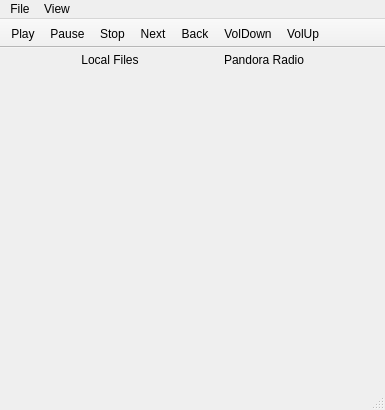
lumina-desktop/lumina, file src-qt5/desktop-utils/lumina-mediaplayer/mainUI.ui: the form before one commit.
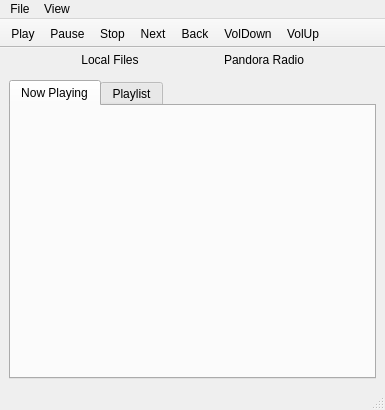
The form after the commit. The open tabs and pages were chosen to show the change. Icons and pictures are not drawn.

Commit message: Start prepping the "local" side of lumina-mediaplayer.

```diff
--- a/src-qt5/desktop-utils/lumina-mediaplayer/mainUI.ui
+++ b/src-qt5/desktop-utils/lumina-mediaplayer/mainUI.ui
@@ -83,7 +83,27 @@
       <property name="currentIndex">
        <number>1</number>
       </property>
-      <widget class="QWidget" name="page_local"/>
+      <widget class="QWidget" name="page_local">
+       <layout class="QVBoxLayout" name="verticalLayout_6">
+        <item>
+         <widget class="QTabWidget" name="tabWidget">
+          <property name="currentIndex">
+           <number>0</number>
+          </property>
+          <widget class="QWidget" name="tab_local_playing">
+           <attribute name="title">
+            <string>Now Playing</string>
+           </attribute>
+          </widget>
+          <widget class="QWidget" name="tab_local_playlist">
+           <attribute name="title">
+            <string>Playlist</string>
+           </attribute>
+          </widget>
+         </widget>
+        </item>
+       </layout>
+      </widget>
       <widget class="QWidget" name="page_pandora">
        <layout class="QVBoxLayout" name="verticalLayout_2">
         <item>
```
Left out of the diff: 2 changed lines with no effect on the pictures.
